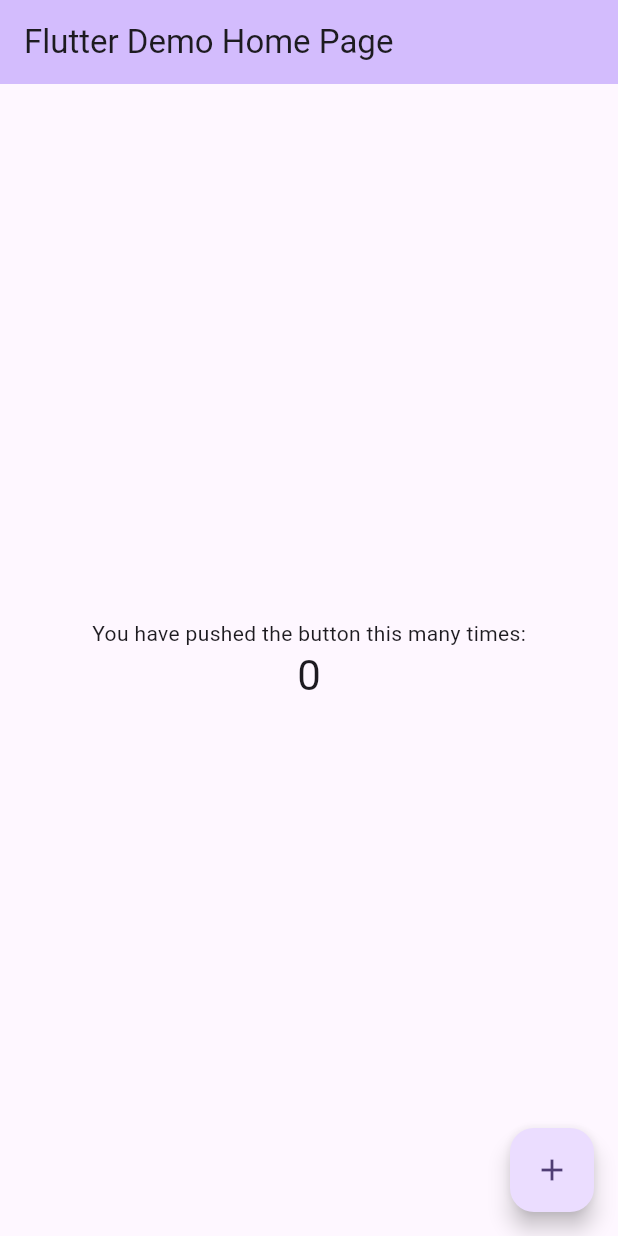
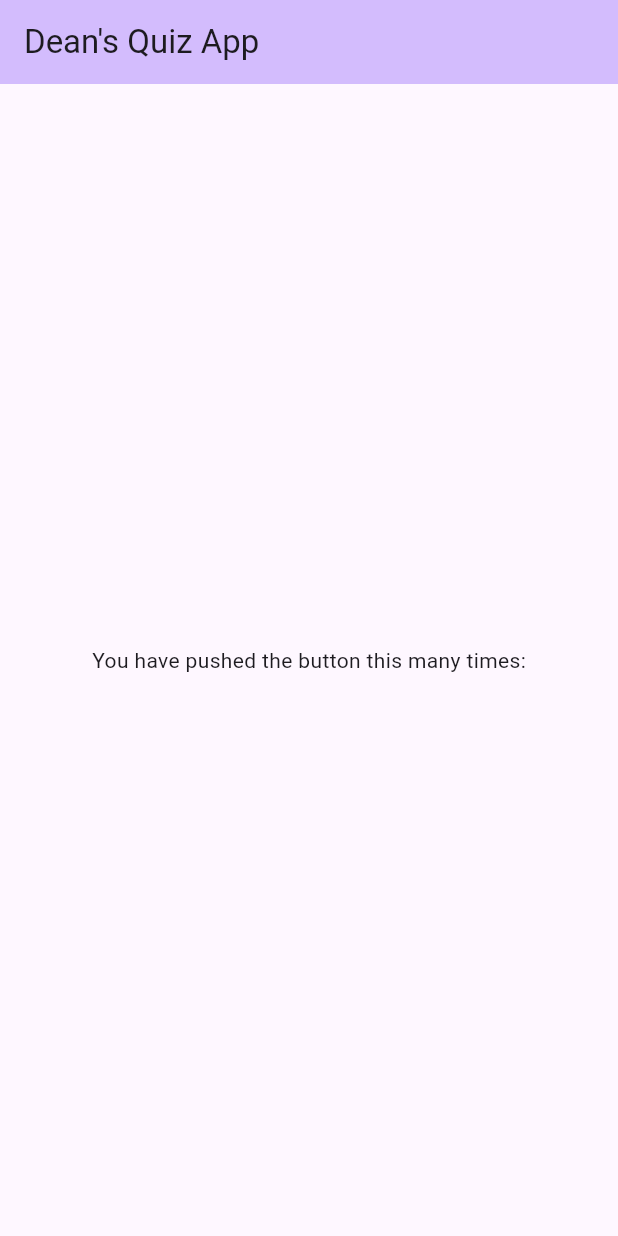
Before and after one commit to De4nWhit3/flutter_task14, a Flutter app: the screen it shows after launch, on a phone screen of 412 x 824 dp. Run offline on Flutter 3.47's test engine with Material 2 defaults, Android fonts, the phone set to English and light mode, and no system bars.

Commit message:
following example

```diff
--- a/lib/main.dart
+++ b/lib/main.dart
@@ -7,119 +7,117 @@ void main() {
 class MyApp extends StatelessWidget {
   const MyApp({super.key});
 
-  // This widget is the root of your application.
   @override
   Widget build(BuildContext context) {
     return MaterialApp(
       title: 'Flutter Demo',
       theme: ThemeData(
-        // This is the theme of your application.
-        //
-        // TRY THIS: Try running your application with "flutter run". You'll see
-        // the application has a blue toolbar. Then, without quitting the app,
-        // try changing the seedColor in the colorScheme below to Colors.green
-        // and then invoke "hot reload" (save your changes or press the "hot
-        // reload" button in a Flutter-supported IDE, or press "r" if you used
-        // the command line to start the app).
-        //
-        // Notice that the counter didn't reset back to zero; the application
-        // state is not lost during the reload. To reset the state, use hot
-        // restart instead.
-        //
-        // This works for code too, not just values: Most code changes can be
-        // tested with just a hot reload.
         colorScheme: ColorScheme.fromSeed(seedColor: Colors.deepPurple),
         useMaterial3: true,
       ),
-      home: const MyHomePage(title: 'Flutter Demo Home Page'),
+      home: MyHomePage(),
     );
   }
 }
 
 class MyHomePage extends StatefulWidget {
-  const MyHomePage({super.key, required this.title});
+  final GlobalKey<AnimatedListState> _listKey = GlobalKey<AnimatedListState>();
+  late ListModel<int> _list;
 
-  // This widget is the home page of your application. It is stateful, meaning
-  // that it has a State object (defined below) that contains fields that affect
-  // how it looks.
-
-  // This class is the configuration for the state. It holds the values (in this
-  // case the title) provided by the parent (in this case the App widget) and
-  // used by the build method of the State. Fields in a Widget subclass are
-  // always marked "final".
-
-  final String title;
+  MyHomePage({super.key});
 
   @override
   State<MyHomePage> createState() => _MyHomePageState();
 }
 
 class _MyHomePageState extends State<MyHomePage> {
-  int _counter = 0;
-
-  void _incrementCounter() {
-    setState(() {
-      // This call to setState tells the Flutter framework that something has
-      // changed in this State, which causes it to rerun the build method below
-      // so that the display can reflect the updated values. If we changed
-      // _counter without calling setState(), then the build method would not be
-      // called again, and so nothing would appear to happen.
-      _counter++;
-    });
-  }
-
   @override
   Widget build(BuildContext context) {
-    // This method is rerun every time setState is called, for instance as done
-    // by the _incrementCounter method above.
-    //
-    // The Flutter framework has been optimized to make rerunning build methods
-    // fast, so that you can just rebuild anything that needs updating rather
-    // than having to individually change instances of widgets.
     return Scaffold(
       appBar: AppBar(
-        // TRY THIS: Try changing the color here to a specific color (to
-        // Colors.amber, perhaps?) and trigger a hot reload to see the AppBar
-        // change color while the other colors stay the same.
         backgroundColor: Theme.of(context).colorScheme.inversePrimary,
-        // Here we take the value from the MyHomePage object that was created by
-        // the App.build method, and use it to set our appbar title.
-        title: Text(widget.title),
+        title: const Text('Dean\'s Quiz App'),
       ),
-      body: Center(
-        // Center is a layout widget. It takes a single child and positions it
-        // in the middle of the parent.
+      body: const Center(
         child: Column(
-          // Column is also a layout widget. It takes a list of children and
-          // arranges them vertically. By default, it sizes itself to fit its
-          // children horizontally, and tries to be as tall as its parent.
-          //
-          // Column has various properties to control how it sizes itself and
-          // how it positions its children. Here we use mainAxisAlignment to
-          // center the children vertically; the main axis here is the vertical
-          // axis because Columns are vertical (the cross axis would be
-          // horizontal).
-          //
-          // TRY THIS: Invoke "debug painting" (choose the "Toggle Debug Paint"
-          // action in the IDE, or press "p" in the console), to see the
-          // wireframe for each widget.
           mainAxisAlignment: MainAxisAlignment.center,
           children: <Widget>[
-            const Text(
+            Text(
               'You have pushed the button this many times:',
-            ),
-            Text(
-              '$_counter',
-              style: Theme.of(context).textTheme.headlineMedium,
             ),
           ],
         ),
       ),
-      floatingActionButton: FloatingActionButton(
-        onPressed: _incrementCounter,
-        tooltip: 'Increment',
-        child: const Icon(Icons.add),
-      ), // This trailing comma makes auto-formatting nicer for build methods.
     );
   }
 }
+
+class ListModel<E> {
+  final GlobalKey<AnimatedListState> listKey;
+  final List<E> _items;
+
+  ListModel({
+    required this.listKey,
+    Iterable<E>? initialItems,
+  }) : _items = List<E>.from(initialItems ?? <E>[]);
+
+  AnimatedListState? get _animatedList => listKey.currentState;
+
+  void insert(int index, E item) {
+    _items.insert(index, item);
+    _animatedList!.insertItem(index);
+  }
+
+  int get length => _items.length;
+
+  E operator [](int index) => _items[index];
+
+  int indexOf(E item) => _items.indexOf(item);
+}
+
+class CardItem extends StatelessWidget {
+  final Animation<double> animation;
+  final VoidCallback? onTap;
+  final int item;
+  final bool selected;
+  const CardItem({
+    super.key,
+    this.onTap,
+    this.selected = false,
+    required this.animation,
+    required this.item,
+  }) : assert(item >= 0);
+
+  @override
+  Widget build(BuildContext context) {
+    Color selectedColor = Colors.red;
+
+    if (selected) {
+      selectedColor = Colors.greenAccent;
+    }
+    return Padding(
+      padding: const EdgeInsets.all(10.0),
+      child: SizeTransition(
+        sizeFactor: animation,
+        child: GestureDetector(
+          behavior: HitTestBehavior.opaque,
+          onTap: onTap,
+          child: SizedBox(
+            height: 80,
+            child: Card(
+              color: Colors.amber,
+              child: Center(
+                child: Text(
+                  'Item ${item}',
+                  style: TextStyle(
+                    color: selectedColor,
+                  ),
+                ),
+              ),
+            ),
+          ),
+        ),
+      ),
+    );
+  }
+}
```
